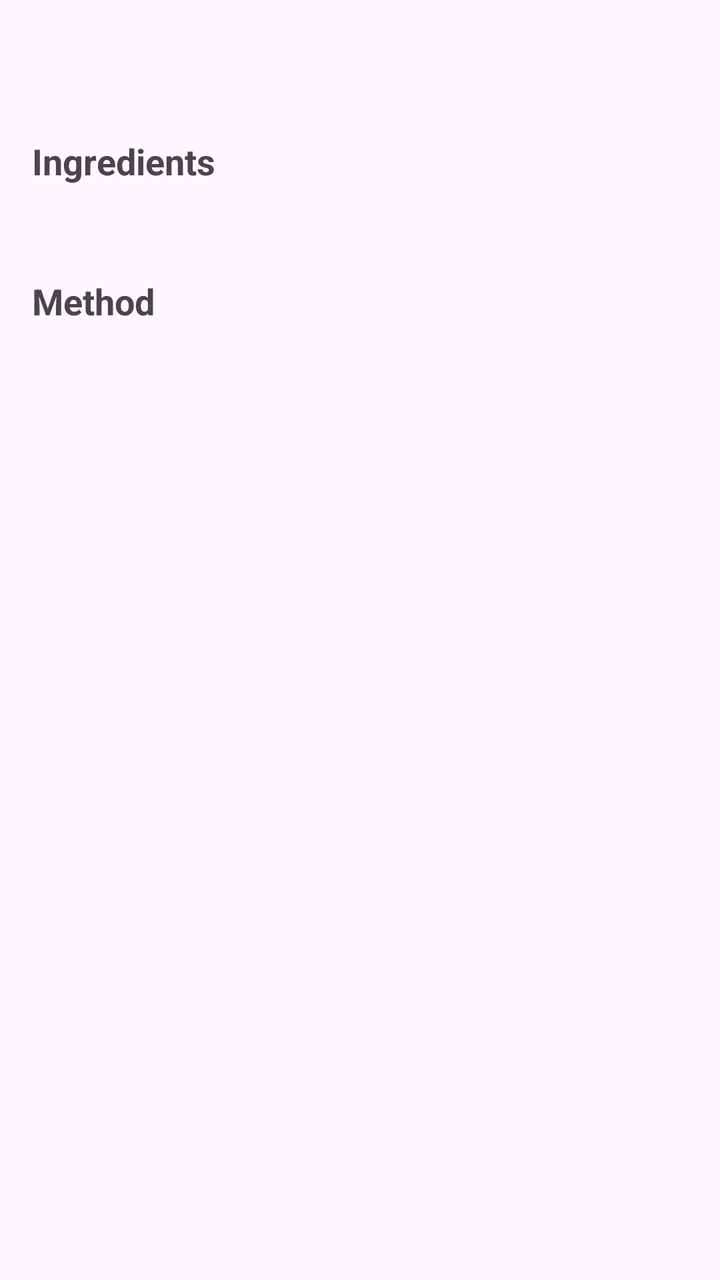
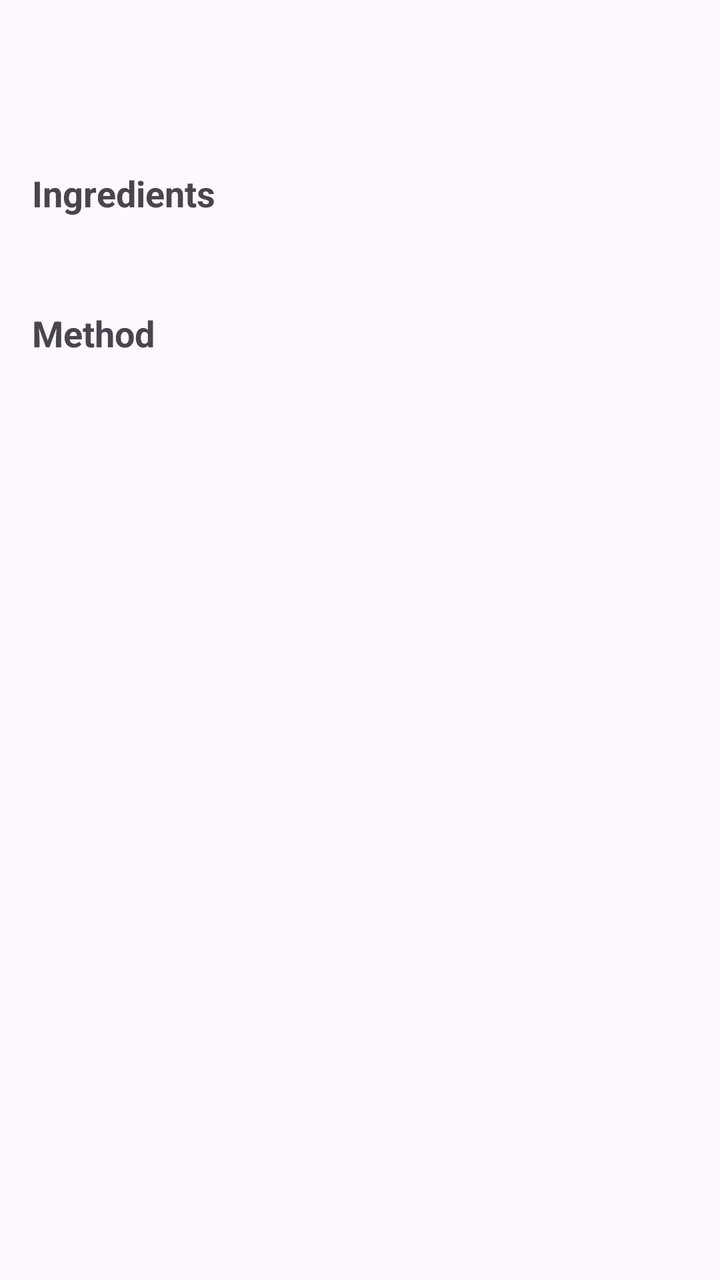

Two renders of the same Android screen: before a commit and after it. Below are the layout's source before the change and the commit's diff.
<!-- AndroidManifest.xml: application theme Theme.SmartPantryManager -->
<!-- res/layout/activity_recipe_detail.xml -->
<?xml version="1.0" encoding="utf-8"?>
<LinearLayout xmlns:android="http://schemas.android.com/apk/res/android"
    android:layout_width="match_parent"
    android:layout_height="match_parent"
    android:orientation="vertical"
    android:padding="16dp">

    <ScrollView
        android:layout_width="match_parent"
        android:layout_height="match_parent">

        <LinearLayout
            android:layout_width="match_parent"
            android:layout_height="wrap_content"
            android:orientation="vertical">

            <TextView
                android:id="@+id/textRecipeDetailName"
                android:layout_width="wrap_content"
                android:layout_height="wrap_content"
                android:textSize="24sp"
                android:textStyle="bold" />

            <TextView
                android:layout_width="wrap_content"
                android:layout_height="wrap_content"
                android:layout_marginTop="20dp"
                android:text="Ingredients"
                android:textSize="18sp"
                android:textStyle="bold" />

            <TextView
                android:id="@+id/textRecipeIngredients"
                android:layout_width="wrap_content"
                android:layout_height="wrap_content"
                android:layout_marginTop="4dp"
                android:textSize="16sp" />

            <TextView
                android:layout_width="wrap_content"
                android:layout_height="wrap_content"
                android:layout_marginTop="20dp"
                android:text="Method"
                android:textSize="18sp"
                android:textStyle="bold" />

            <TextView
                android:id="@+id/textRecipeInstructions"
                android:layout_width="wrap_content"
                android:layout_height="wrap_content"
                android:layout_marginTop="4dp"
                android:textSize="16sp" />

        </LinearLayout>

    </ScrollView>

</LinearLayout>
<!-- resources referenced by this layout -->
<resources>
  <style name="Theme.SmartPantryManager" parent="Base.Theme.SmartPantryManager" />
  <style name="Base.Theme.SmartPantryManager" parent="Theme.Material3.DayNight.NoActionBar">
          <item name="colorPrimary">@color/pantry_primary</item>
          <item name="colorPrimaryDark">@color/pantry_primary_dark</item>
          <item name="colorAccent">@color/pantry_accent</item>
          <item name="colorSecondaryContainer">@color/pantry_selected_container</item>
      </style>
  <color name="pantry_primary">#2E7D32</color>
  <color name="pantry_primary_dark">#1B5E20</color>
  <color name="pantry_accent">#F9A825</color>
  <color name="pantry_selected_container">#C8E6C9</color>
</resources>

<!-- the commit's change to res/layout/activity_recipe_detail.xml (unified diff, before → after) -->
@@ -3,7 +3,9 @@
     android:layout_width="match_parent"
     android:layout_height="match_parent"
     android:orientation="vertical"
-    android:padding="16dp">
+    android:paddingHorizontal="16dp"
+    android:paddingTop="32dp"
+    android:paddingBottom="16dp">
 
     <ScrollView
         android:layout_width="match_parent"
